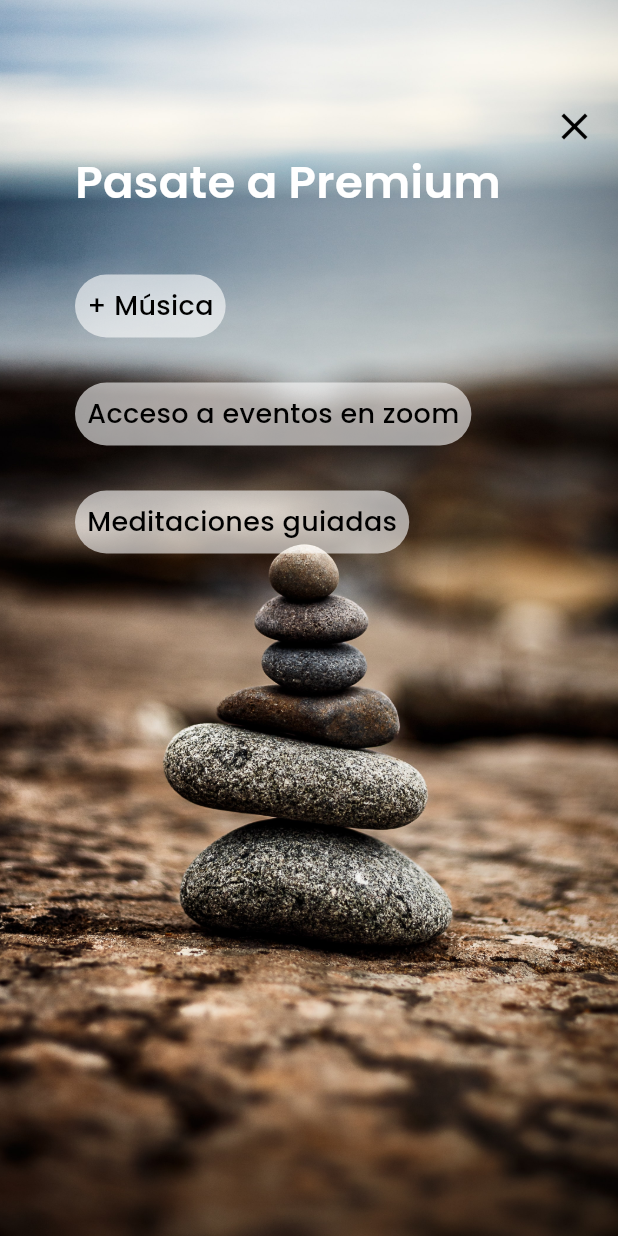
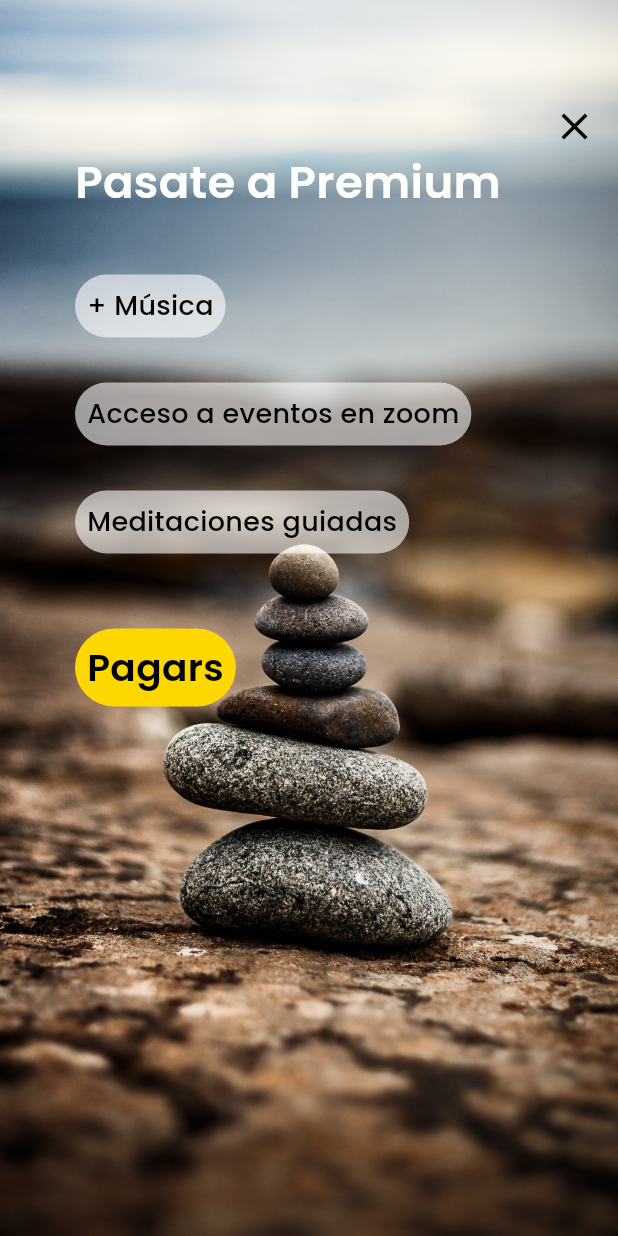
Before and after one commit to rakuraku678/Meditacion, a Flutter app: the screen it shows after launch, after a tap on "30 mins", on a phone screen of 412 x 824 dp. Run offline on Flutter 3.47's test engine with Material 3 defaults, Android fonts, the phone set to English and light mode, and no system bars; our stand-ins replace audioplayers, flutter_svg.

Commit message:
boton pagar y titulo nuevo

```diff
--- a/lib/pages/become_premium.dart
+++ b/lib/pages/become_premium.dart
@@ -50,6 +50,8 @@ class BecomePremium extends StatelessWidget {
                       _createListContainerElement('Acceso a eventos en zoom'),
                       const SizedBox(height: 20),
                       _createListContainerElement('Meditaciones guiadas'),
+                      const SizedBox(height: 40),
+                      _createPremiumButton(),
                     ],
                   ),
                 ),
@@ -75,4 +77,17 @@ class BecomePremium extends StatelessWidget {
         style: const TextStyle(
             color: Colors.black, fontSize: 18, fontWeight: FontWeight.w500));
   }
+
+  Container _createPremiumButton() {
+    return Container(
+      padding: const EdgeInsets.all(8.0),
+      margin: const EdgeInsets.only(bottom: 10.0),
+      decoration: BoxDecoration(
+          color: const Color.fromARGB(255, 255, 215, 0),
+          borderRadius: BorderRadius.circular(90)),
+      child: const Text("Pagars",
+          style: TextStyle(
+              color: Colors.black, fontSize: 25, fontWeight: FontWeight.w600)),
+    );
+  }
 }
--- a/lib/pages/home.dart
+++ b/lib/pages/home.dart
@@ -42,9 +42,9 @@ class HomePage extends StatelessWidget {
   AppBar appBar() {
     return AppBar(
       title: const Text(
-        'Meditaciones Vivinescas',
+        'Änima',
         style: TextStyle(
-            color: Colors.black, fontSize: 15, fontWeight: FontWeight.bold),
+            color: Colors.black, fontSize: 25, fontWeight: FontWeight.bold),
       ),
       backgroundColor: Colors.white,
       elevation: 0.0,
```
